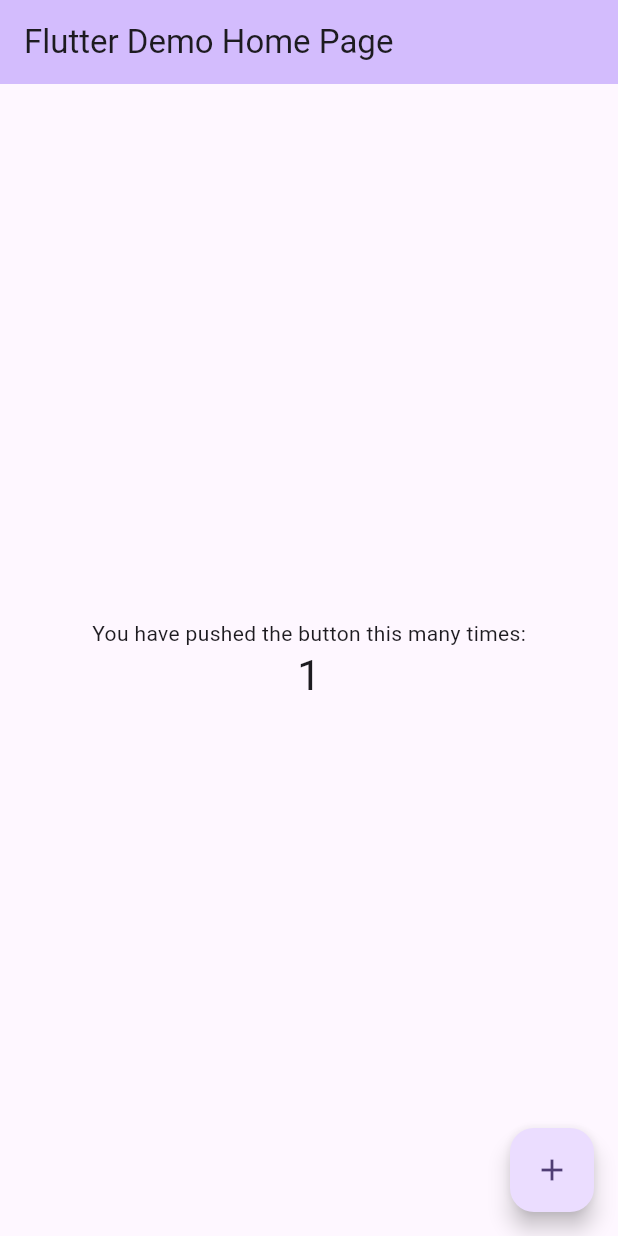
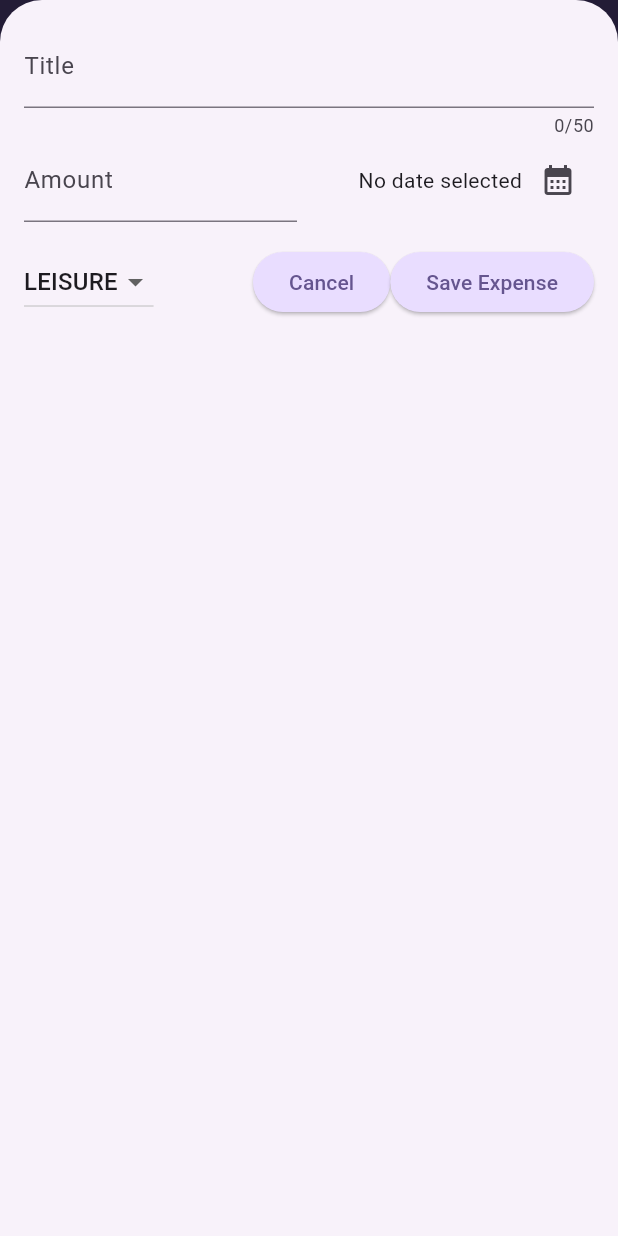
Before and after one commit to DeepakGunpal/flutter_academind, a Flutter app: the screen it shows after launch, after a tap on the "add" icon, on a phone screen of 412 x 824 dp. Run offline on Flutter 3.47's test engine with Material 3 defaults, Android fonts, the phone set to English and light mode, and no system bars.

Commit message:
expense tracker with orientation, responsiveness and chart handling

```diff
--- a/lib/main.dart
+++ b/lib/main.dart
@@ -1,125 +1,63 @@
+import 'package:expense_tracker/widgets/expenses.dart';
 import 'package:flutter/material.dart';
+import 'package:flutter/services.dart';
+
+var kColorScheme = ColorScheme.fromSeed(
+  seedColor: const Color.fromARGB(255, 96, 59, 181),
+);
+
+var kDarkColorScheme = ColorScheme.fromSeed(
+  seedColor: const Color.fromARGB(255, 5, 99, 125),
+  brightness: Brightness.dark,
+);
 
 void main() {
-  runApp(const MyApp());
-}
-
-class MyApp extends StatelessWidget {
-  const MyApp({super.key});
-
-  // This widget is the root of your application.
-  @override
-  Widget build(BuildContext context) {
-    return MaterialApp(
-      title: 'Flutter Demo',
-      theme: ThemeData(
-        // This is the theme of your application.
-        //
-        // TRY THIS: Try running your application with "flutter run". You'll see
-        // the application has a purple toolbar. Then, without quitting the app,
-        // try changing the seedColor in the colorScheme below to Colors.green
-        // and then invoke "hot reload" (save your changes or press the "hot
-        // reload" button in a Flutter-supported IDE, or press "r" if you used
-        // the command line to start the app).
-        //
-        // Notice that the counter didn't reset back to zero; the application
-        // state is not lost during the reload. To reset the state, use hot
-        // restart instead.
-        //
-        // This works for code too, not just values: Most code changes can be
-        // tested with just a hot reload.
-        colorScheme: ColorScheme.fromSeed(seedColor: Colors.deepPurple),
-        useMaterial3: true,
-      ),
-      home: const MyHomePage(title: 'Flutter Demo Home Page'),
-    );
-  }
-}
-
-class MyHomePage extends StatefulWidget {
-  const MyHomePage({super.key, required this.title});
-
-  // This widget is the home page of your application. It is stateful, meaning
-  // that it has a State object (defined below) that contains fields that affect
-  // how it looks.
-
-  // This class is the configuration for the state. It holds the values (in this
-  // case the title) provided by the parent (in this case the App widget) and
-  // used by the build method of the State. Fields in a Widget subclass are
-  // always marked "final".
-
-  final String title;
-
-  @override
-  State<MyHomePage> createState() => _MyHomePageState();
-}
-
-class _MyHomePageState extends State<MyHomePage> {
-  int _counter = 0;
-
-  void _incrementCounter() {
-    setState(() {
-      // This call to setState tells the Flutter framework that something has
-      // changed in this State, which causes it to rerun the build method below
-      // so that the display can reflect the updated values. If we changed
-      // _counter without calling setState(), then the build method would not be
-      // called again, and so nothing would appear to happen.
-      _counter++;
-    });
-  }
-
-  @override
-  Widget build(BuildContext context) {
-    // This method is rerun every time setState is called, for instance as done
-    // by the _incrementCounter method above.
-    //
-    // The Flutter framework has been optimized to make rerunning build methods
-    // fast, so that you can just rebuild anything that needs updating rather
-    // than having to individually change instances of widgets.
-    return Scaffold(
-      appBar: AppBar(
-        // TRY THIS: Try changing the color here to a specific color (to
-        // Colors.amber, perhaps?) and trigger a hot reload to see the AppBar
-        // change color while the other colors stay the same.
-        backgroundColor: Theme.of(context).colorScheme.inversePrimary,
-        // Here we take the value from the MyHomePage object that was created by
-        // the App.build method, and use it to set our appbar title.
-        title: Text(widget.title),
-      ),
-      body: Center(
-        // Center is a layout widget. It takes a single child and positions it
-        // in the middle of the parent.
-        child: Column(
-          // Column is also a layout widget. It takes a list of children and
-          // arranges them vertically. By default, it sizes itself to fit its
-          // children horizontally, and tries to be as tall as its parent.
-          //
-          // Column has various properties to control how it sizes itself and
-          // how it positions its children. Here we use mainAxisAlignment to
-          // center the children vertically; the main axis here is the vertical
-          // axis because Columns are vertical (the cross axis would be
-          // horizontal).
-          //
-          // TRY THIS: Invoke "debug painting" (choose the "Toggle Debug Paint"
-          // action in the IDE, or press "p" in the console), to see the
-          // wireframe for each widget.
-          mainAxisAlignment: MainAxisAlignment.center,
-          children: <Widget>[
-            const Text(
-              'You have pushed the button this many times:',
-            ),
-            Text(
-              '$_counter',
-              style: Theme.of(context).textTheme.headlineMedium,
-            ),
-          ],
+  // WidgetsFlutterBinding.ensureInitialized();
+  // SystemChrome.setPreferredOrientations([
+  //   DeviceOrientation.portraitUp, //todo: to run app in portrait mode only
+  // ]).then(
+  //   (fn) => {
+  runApp(
+    MaterialApp(
+      darkTheme: ThemeData.dark().copyWith(
+        colorScheme: kDarkColorScheme,
+        cardTheme: const CardTheme().copyWith(
+          color: kDarkColorScheme.secondaryContainer,
+          margin: const EdgeInsets.symmetric(
+            horizontal: 16,
+            vertical: 8,
+          ),
         ),
       ),
-      floatingActionButton: FloatingActionButton(
-        onPressed: _incrementCounter,
-        tooltip: 'Increment',
-        child: const Icon(Icons.add),
-      ), // This trailing comma makes auto-formatting nicer for build methods.
-    );
-  }
+      theme: ThemeData().copyWith(
+        colorScheme: kColorScheme,
+        appBarTheme: const AppBarTheme().copyWith(
+          backgroundColor: kColorScheme.onPrimaryContainer,
+          foregroundColor: kColorScheme.primaryContainer,
+        ),
+        cardTheme: const CardTheme().copyWith(
+          color: kColorScheme.secondaryContainer,
+          margin: const EdgeInsets.symmetric(
+            horizontal: 16,
+            vertical: 8,
+          ),
+        ),
+        elevatedButtonTheme: ElevatedButtonThemeData(
+          style: ElevatedButton.styleFrom(
+            backgroundColor: kColorScheme.primaryContainer,
+          ),
+        ),
+        textTheme: ThemeData().textTheme.copyWith(
+              titleLarge: TextStyle(
+                fontWeight: FontWeight.normal,
+                color: kColorScheme.onSecondaryContainer,
+                fontSize: 14,
+              ),
+            ),
+      ),
+      home: const Expenses(),
+    ),
+  );
+  // },
+  // );
 }
--- /dev/null
+++ b/lib/models/expense.dart
@@ -0,0 +1,54 @@
+import 'package:flutter/material.dart';
+import 'package:intl/intl.dart';
+import 'package:uuid/uuid.dart';
+
+const uuid = Uuid();
+final dateFormatter = DateFormat.yMd();
+
+enum Category { food, leisure, travel, work }
+
+const categoryIcons = {
+  Category.food: Icons.lunch_dining,
+  Category.leisure: Icons.sports,
+  Category.travel: Icons.flight_takeoff,
+  Category.work: Icons.work,
+};
+
+class Expense {
+  Expense({
+    required this.title,
+    required this.amount,
+    required this.date,
+    required this.category,
+  }) : id = uuid.v4(); // initialize id
+
+  final String id;
+  final String title;
+  final double amount;
+  final DateTime date;
+  final Category category;
+
+  String get formattedDate {
+    return dateFormatter.format(date);
+  }
+}
+
+class ExpenseBucket {
+  ExpenseBucket({required this.category, required this.expenses});
+
+  ExpenseBucket.forCategory(List<Expense> allExpenses, this.category)
+      : expenses = allExpenses
+            .where((expense) => expense.category == category)
+            .toList();
+
+  final Category category;
+  final List<Expense> expenses;
+
+  double get totalExpenses {
+    double total = 0;
+    for (final expense in expenses) {
+      total += expense.amount;
+    }
+    return total;
+  }
+}
--- /dev/null
+++ b/lib/widgets/chart/chart.dart
@@ -0,0 +1,95 @@
+import 'package:flutter/material.dart';
+
+import 'package:expense_tracker/widgets/chart/chart_bar.dart';
+import 'package:expense_tracker/models/expense.dart';
+
+class Chart extends StatelessWidget {
+  const Chart({super.key, required this.expenses});
+
+  final List<Expense> expenses;
+
+  List<ExpenseBucket> get buckets {
+    return [
+      ExpenseBucket.forCategory(expenses, Category.food),
+      ExpenseBucket.forCategory(expenses, Category.leisure),
+      ExpenseBucket.forCategory(expenses, Category.travel),
+      ExpenseBucket.forCategory(expenses, Category.work),
+    ];
+  }
+
+  double get maxTotalExpense {
+    double maxTotalExpense = 0;
+
+    for (final bucket in buckets) {
+      if (bucket.totalExpenses > maxTotalExpense) {
+        maxTotalExpense = bucket.totalExpenses;
+      }
+    }
+
+    return maxTotalExpense;
+  }
+
+  @override
+  Widget build(BuildContext context) {
+    final isDarkMode =
+        MediaQuery.of(context).platformBrightness == Brightness.dark;
+    return Container(
+      margin: const EdgeInsets.all(16),
+      padding: const EdgeInsets.symmetric(
+        vertical: 16,
+        horizontal: 8,
+      ),
+      width: double.infinity,
+      height: 180,
+      decoration: BoxDecoration(
+        borderRadius: BorderRadius.circular(8),
+        gradient: LinearGradient(
+          colors: [
+            Theme.of(context).colorScheme.primary.withOpacity(0.3),
+            Theme.of(context).colorScheme.primary.withOpacity(0.0)
+          ],
+          begin: Alignment.bottomCenter,
+          end: Alignment.topCenter,
+        ),
+      ),
+      child: Column(
+        children: [
+          Expanded(
+            child: Row(
+              crossAxisAlignment: CrossAxisAlignment.end,
+              children: [
+                for (final bucket in buckets) // alternative to map()
+                  ChartBar(
+                    fill: bucket.totalExpenses == 0
+                        ? 0
+                        : bucket.totalExpenses / maxTotalExpense,
+                  )
+              ],
+            ),
+          ),
+          const SizedBox(height: 12),
+          Row(
+            children: buckets
+                .map(
+                  (bucket) => Expanded(
+                    child: Padding(
+                      padding: const EdgeInsets.symmetric(horizontal: 4),
+                      child: Icon(
+                        categoryIcons[bucket.category],
+                        color: isDarkMode
+                            ? Theme.of(context).colorScheme.secondary
+                            : Theme.of(context)
+                                .colorScheme
+                                .primary
+                                .withOpacity(0.7),
+                      ),
+                    ),
+                  ),
+                )
+                .toList(),
+          )
+        ],
+      ),
+    );
+  }
+}
--- /dev/null
+++ b/lib/widgets/chart/chart_bar.dart
@@ -0,0 +1,34 @@
+import 'package:flutter/material.dart';
+
+class ChartBar extends StatelessWidget {
+  const ChartBar({
+    super.key,
+    required this.fill,
+  });
+
+  final double fill;
+
+  @override
+  Widget build(BuildContext context) {
+    final isDarkMode =
+        MediaQuery.of(context).platformBrightness == Brightness.dark;
+    return Expanded(
+      child: Padding(
+        padding: const EdgeInsets.symmetric(horizontal: 4),
+        child: FractionallySizedBox(
+          heightFactor: fill,
+          child: DecoratedBox(
+            decoration: BoxDecoration(
+              shape: BoxShape.rectangle,
+              borderRadius:
+                  const BorderRadius.vertical(top: Radius.circular(8)),
+              color: isDarkMode
+                  ? Theme.of(context).colorScheme.secondary
+                  : Theme.of(context).colorScheme.primary.withOpacity(0.65),
+            ),
+          ),
+        ),
+      ),
+    );
+  }
+}
--- /dev/null
+++ b/lib/widgets/expenses.dart
@@ -0,0 +1,129 @@
+import 'package:expense_tracker/models/expense.dart';
+import 'package:expense_tracker/widgets/chart/chart.dart';
+import 'package:expense_tracker/widgets/expenses_list/expenses_list.dart';
+import 'package:expense_tracker/widgets/new_expense.dart';
+import 'package:flutter/material.dart';
+import 'package:flutter/widgets.dart';
+
+class Expenses extends StatefulWidget {
+  const Expenses({super.key});
+  @override
+  State<StatefulWidget> createState() => _ExpensesState();
+}
+
+class _ExpensesState extends State<Expenses> {
+  final List<Expense> _expenses = [
+    Expense(
+      title: "Flutter Course",
+      amount: 19.99,
+      date: DateTime.now(),
+      category: Category.work,
+    ),
+    Expense(
+      title: "Golang Best Practises",
+      amount: 1.99,
+      date: DateTime.now(),
+      category: Category.work,
+    ),
+    Expense(
+      title: "Movie",
+      amount: 5.99,
+      date: DateTime.now(),
+      category: Category.travel,
+    ),
+    Expense(
+      title: "Cricket",
+      amount: 3.99,
+      date: DateTime.now(),
+      category: Category.leisure,
+    ),
+    Expense(
+      title: "Dineout",
+      amount: 25.99,
+      date: DateTime.now(),
+      category: Category.food,
+    ),
+  ];
+
+  void openAddExpenseOverlay() {
+    showModalBottomSheet(
+      useSafeArea: true,
+      isScrollControlled: true,
+      context: context,
+      builder: ((context) => NewExpense(
+            onAddExpense: _addExpense,
+          )),
+    );
+  }
+
+  void _addExpense(Expense expense) {
+    setState(() {
+      _expenses.add(expense);
+    });
+  }
+
+  void _removeExpense(Expense expense) {
+    final expenseIndex = _expenses.indexOf(expense);
+    setState(() {
+      _expenses.remove(expense);
+    });
+    ScaffoldMessenger.of(context).clearSnackBars();
+    ScaffoldMessenger.of(context).showSnackBar(
+      SnackBar(
+        duration: const Duration(seconds: 3),
+        content: const Text("Expense Removed"),
+        action: SnackBarAction(
+            label: 'Undo',
+            onPressed: () {
+              setState(() {
+                _expenses.insert(expenseIndex, expense);
+              });
+            }),
+      ),
+    );
+  }
+
+  @override
+  Widget build(BuildContext context) {
+    final width = MediaQuery.of(context).size.width;
+
+    Widget mainContent = const Center(
+      child: Text('No expenses found. Start adding some!'),
+    );
+
+    if (_expenses.isNotEmpty) {
+      mainContent =
+          ExpensesList(expenses: _expenses, onRemoveExpense: _removeExpense);
+    }
+    return Scaffold(
+      appBar: AppBar(
+        title: const Text('Expense Tracker'),
+        actions: [
+          IconButton(
+            onPressed: openAddExpenseOverlay,
+            icon: const Icon(
+              Icons.add,
+            ),
+          ),
+        ],
+      ),
+      body: width < 600
+          ? Column(
+              children: [
+                Chart(expenses: _expenses),
+                Expanded(
+                  child: mainContent,
+                ),
+              ],
+            )
+          : Row(
+              children: [
+                Expanded(child: Chart(expenses: _expenses)),
+                Expanded(
+                  child: mainContent,
+                ),
+              ],
+            ),
+    );
+  }
+}
--- /dev/null
+++ b/lib/widgets/expenses_list/expense_item.dart
@@ -0,0 +1,40 @@
+import 'package:expense_tracker/models/expense.dart';
+import 'package:flutter/material.dart';
+
+class ExpenseItem extends StatelessWidget {
+  const ExpenseItem(this.expense, {super.key});
+  final Expense expense;
+  @override
+  Widget build(BuildContext context) {
+    return Card(
+      child: Padding(
+        padding: const EdgeInsets.symmetric(vertical: 10, horizontal: 20),
+        child: Column(
+          crossAxisAlignment: CrossAxisAlignment.start,
+          children: [
+            Text(
+              expense.title,
+              style: Theme.of(context)
+                  .textTheme
+                  .titleLarge, // theme data use in widget
+            ),
+            const SizedBox(height: 4),
+            Row(
+              children: [
+                Text('\$${expense.amount.toStringAsFixed(2)}'),
+                const Spacer(),
+                Row(
+                  children: [
+                    Icon(categoryIcons[expense.category]),
+                    const SizedBox(width: 8),
+                    Text(expense.formattedDate)
+                  ],
+                )
+              ],
+            )
+          ],
+        ),
+      ),
+    );
+  }
+}
--- /dev/null
+++ b/lib/widgets/expenses_list/expenses_list.dart
@@ -0,0 +1,36 @@
+import 'package:expense_tracker/models/expense.dart';
+import 'package:expense_tracker/widgets/expenses_list/expense_item.dart';
+import 'package:flutter/material.dart';
+
+class ExpensesList extends StatelessWidget {
+  const ExpensesList({
+    super.key,
+    required this.expenses,
+    required this.onRemoveExpense,
+  });
+
+  final void Function(Expense expense) onRemoveExpense;
+
+  final List<Expense> expenses;
+  @override
+  Widget build(BuildContext context) {
+    return ListView.builder(
+      itemCount: expenses.length,
+      itemBuilder: (ctx, index) => Dismissible(
+        onDismissed: (direction) {
+          onRemoveExpense(expenses[index]);
+        },
+        background: Container(
+          color: Theme.of(context).colorScheme.error.withOpacity(0.75),
+          margin: EdgeInsets.symmetric(
+            horizontal: Theme.of(context).cardTheme.margin!.horizontal,
+          ),
+        ),
+        key: ValueKey(expenses[index]),
+        child: ExpenseItem(
+          expenses[index],
+        ),
+      ),
+    );
+  }
+}
--- /dev/null
+++ b/lib/widgets/new_expense.dart
@@ -0,0 +1,165 @@
+import 'package:expense_tracker/models/expense.dart';
+import 'package:flutter/material.dart';
+
+class NewExpense extends StatefulWidget {
+  const NewExpense({super.key, required this.onAddExpense});
+
+  final void Function(Expense expense) onAddExpense;
+
+  @override
+  State<NewExpense> createState() => _NewExpenseState();
+}
+
+class _NewExpenseState extends State<NewExpense> {
+  //todo: manual approach
+  // var title = '';
+
+  // void _saveTitleInput(String inputValue) {
+  //   title = inputValue;
+  // }
+
+  //todo: controller approach
+  final _titleController = TextEditingController();
+  final _amountController = TextEditingController();
+  DateTime? _selectedDate;
+  Category _selectedCategory = Category.leisure;
+
+  @override
+  void dispose() {
+    _titleController.dispose();
+    _amountController.dispose();
+    super.dispose();
+  }
+
+  void _presentDatePicker() async {
+    final now = DateTime.now();
+    final firstDate = DateTime(now.year - 1, now.month, now.day);
+    final pickedDate = await showDatePicker(
+      context: context,
+      firstDate: firstDate,
+      lastDate: now,
+      initialDate: now,
+    );
+    setState(() {
+      _selectedDate = pickedDate;
+    });
+  }
+
+  void _submitExpenseData() {
+    final enteredAmount = double.tryParse(_amountController.text);
+    final amountIsInvalid = enteredAmount == null || enteredAmount <= 0;
+    if (_titleController.text.trim().isEmpty ||
+        amountIsInvalid ||
+        _selectedDate == null) {
+      showDialog(
+          context: context,
+          builder: (ctx) => AlertDialog(
+                title: const Text("Invalid Input"),
+                content: const Text("Please make sure to enter valid values!"),
+                actions: [
+                  TextButton(
+                    onPressed: () {
+                      Navigator.pop(ctx);
+                    },
+                    child: const Text("Okay"),
+                  )
+                ],
+              ));
+      return;
+    }
+    widget.onAddExpense(Expense(
+      title: _titleController.text,
+      amount: enteredAmount,
+      date: _selectedDate!,
+      category: _selectedCategory,
+    ));
+    Navigator.pop(context);
+  }
+
+  @override
+  Widget build(BuildContext context) {
+    final keyboardSpace = MediaQuery.of(context).viewInsets.bottom;
+    return LayoutBuilder(
+      builder: ((context, constraints) => SizedBox(
+            height: double.infinity,
+            child: SingleChildScrollView(
+              child: Padding(
+                  padding: EdgeInsets.fromLTRB(16, 16, 16, keyboardSpace + 16),
+                  child: Column(
+                    children: [
+                      TextField(
+                        // onChanged: _saveTitleInput,
+                        controller: _titleController,
+                        maxLength: 50,
+                        decoration: const InputDecoration(labelText: 'Title'),
+                      ),
+                      Row(
+                        children: [
+                          Expanded(
+                            child: TextField(
+                              // onChanged: _saveTitleInput,
+                              controller: _amountController,
+                              keyboardType: TextInputType.number,
+                              decoration: const InputDecoration(
+                                  prefixText: '\$ ', labelText: 'Amount'),
+                            ),
+                          ),
+                          const SizedBox(width: 16),
+                          Expanded(
+                            child: Row(
+                              mainAxisAlignment: MainAxisAlignment.end,
+                              crossAxisAlignment: CrossAxisAlignment.center,
+                              children: [
+                                Text(_selectedDate == null
+                                    ? "No date selected"
+                                    : dateFormatter.format(_selectedDate!)),
+                                IconButton(
+                                  onPressed: _presentDatePicker,
+                                  icon: const Icon(Icons.calendar_month),
+                                )
+                              ],
+                            ),
+                          ),
+                        ],
+                      ),
+                      const SizedBox(height: 16),
+                      Row(
+                        children: [
+                          DropdownButton(
+                              value: _selectedCategory,
+                              items: Category.values
+                                  .map(
+                                    (category) => DropdownMenuItem(
+                                      value: category,
+                                      child: Text(
+                                        category.name.toUpperCase(),
+                                      ),
+                                    ),
+                                  )
+                                  .toList(),
+                              onChanged: (value) {
+                                if (value != null) {
+                                  setState(() {
+                                    _selectedCategory = value;
+                                  });
+                                }
+                              }),
+                          const Spacer(),
+                          ElevatedButton(
+                              onPressed: () {
+                                Navigator.pop(context);
+                              },
+                              child: const Text('Cancel')),
+                          ElevatedButton(
+                            onPressed: _submitExpenseData,
+                            child: const Text('Save Expense'),
+                          )
+                        ],
+                      )
+                    ],
+                  )),
+            ),
+          )),
+    );
+  }
+}
--- a/pubspec.yaml
+++ b/pubspec.yaml
@@ -35,6 +35,8 @@ dependencies:
   # The following adds the Cupertino Icons font to your application.
   # Use with the CupertinoIcons class for iOS style icons.
   cupertino_icons: ^1.0.6
+  uuid: ^4.3.3
+  intl: ^0.19.0
 
 dev_dependencies:
   flutter_test:
```
Also changed, not shown: pubspec.lock.
